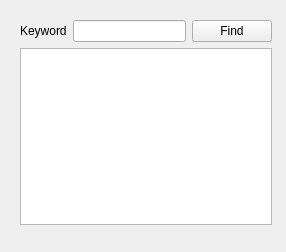
This is textfinder.ui in younes-io/TextFinder as Qt 5 draws it before an edit. The edited form follows.
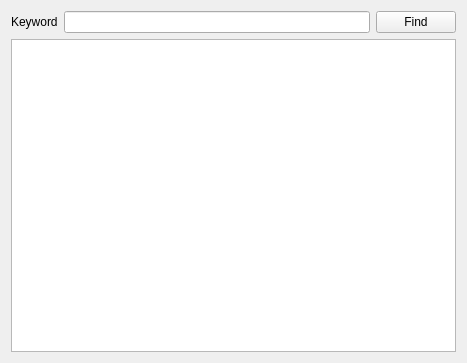
This is the edited form.

Commit message: Added headers. Input file added.

The edit to the form file:
```diff
--- a/textfinder.ui
+++ b/textfinder.ui
@@ -2,26 +2,31 @@
 <ui version="4.0">
  <class>TextFinder</class>
  <widget class="QWidget" name="TextFinder">
+  <property name="enabled">
+   <bool>true</bool>
+  </property>
   <property name="geometry">
    <rect>
     <x>0</x>
     <y>0</y>
-    <width>286</width>
-    <height>252</height>
+    <width>467</width>
+    <height>363</height>
    </rect>
   </property>
+  <property name="sizePolicy">
+   <sizepolicy hsizetype="Fixed" vsizetype="Fixed">
+    <horstretch>0</horstretch>
+    <verstretch>0</verstretch>
+   </sizepolicy>
+  </property>
+  <property name="cursor">
+   <cursorShape>ArrowCursor</cursorShape>
+  </property>
   <property name="windowTitle">
    <string>TextFinder</string>
   </property>
-  <widget class="QWidget" name="">
-   <property name="geometry">
-    <rect>
-     <x>9</x>
-     <y>9</y>
-     <width>274</width>
-     <height>227</height>
-    </rect>
-   </property>
+  <layout class="QVBoxLayout" name="verticalLayout_2">
+   <item>
    <layout class="QVBoxLayout" name="verticalLayout">
     <item>
      <layout class="QHBoxLayout" name="horizontalLayout_2">
@@ -52,7 +57,8 @@
      <widget class="QTextEdit" name="textEdit"/>
     </item>
    </layout>
-  </widget>
+   </item>
+  </layout>
  </widget>
  <layoutdefault spacing="6" margin="11"/>
  <resources/>
```
Left out of the diff: 2 changed lines with no effect on the pictures. Lines whose indentation alone changed are shown as unchanged. The commit also changes 2 other files.
